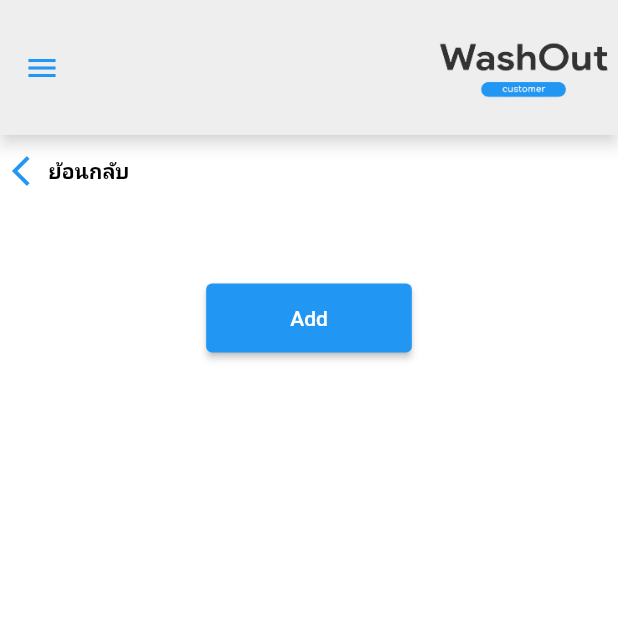
After one commit to LoveYou-5555/WashOut, a Flutter app: the LoginMerchantPage screen opened directly, on a phone screen of 412 x 824 dp, the top half of it. The commit adds this screen. Run offline on Flutter 3.47's test engine with Material 2 defaults, Android fonts, the light colour scheme and no system bars; our stand-ins replace firebase_auth, flutter_screenutil, form_field_validator; accounts and stored records are empty.

Commit message:
อันใหม่

```diff
--- /dev/null
+++ b/PJ/lib/loginmerchant.dart
@@ -0,0 +1,104 @@
+import 'package:flutter/cupertino.dart';
+import 'package:flutter/material.dart';
+import 'package:flutter_login_page_ui/homepage.dart';
+import 'package:flutter_login_page_ui/searchcarwashid.dart';
+
+class LoginMerchantPage extends StatefulWidget {
+  @override
+  _LoginMerchantPageState createState() => _LoginMerchantPageState();
+}
+
+class _LoginMerchantPageState extends State<LoginMerchantPage>{
+  @override
+   Widget build(BuildContext context) {
+    return Scaffold(
+      backgroundColor: Colors.white,
+      appBar: new AppBar(
+         iconTheme: IconThemeData(
+    color: Colors.blue
+  ),
+        actions: [
+          Image.asset(
+            "assets/logo_1.png",
+            height: 51.0,
+            width: 125.0,
+          ),
+        ],
+        toolbarHeight: 90,
+        backgroundColor: Colors.grey[200],
+        shadowColor: Colors.white,
+      ),
+      drawer: new Drawer(
+        child: ListView(
+          children: <Widget>[
+          new UserAccountsDrawerHeader(accountName: new Text('AAA'), accountEmail: new Text('haha@gmail.com'),currentAccountPicture: new CircleAvatar(
+            backgroundImage: new NetworkImage('url'),
+          ),)
+        ],),
+      ),
+      resizeToAvoidBottomInset: false,
+      body: Column(
+        children: [
+          TextButton(
+            onPressed: () {
+              Navigator.push(context, MaterialPageRoute(builder: (context) {
+                return SearchCarwashIdPage();
+              }));
+            },
+            child: Row(
+              children: [
+                Icon(Icons.arrow_back_ios),
+                Text(
+                  'ย้อนกลับ',
+                  style: TextStyle(
+                      color: Colors.black, fontWeight: FontWeight.bold),
+                )
+              ],
+            ),
+          ),
+          Container(
+            height: 50,
+          ),
+          Expanded(
+            flex: 771,
+            child: Padding(
+              padding: const EdgeInsets.symmetric(horizontal: 30.0),
+              child: Container(
+                child: Column(
+                  children: [
+                    // Row(
+                    //   children: [
+                    //     Text('Car Wash ID',
+                    //         style: TextStyle(
+                    //             fontSize: 35.0, fontWeight: FontWeight.bold)),
+                    //   ],
+                    // ),
+                    // Container(height: 35),
+                    // TextField(
+                    //   decoration: InputDecoration(
+                    //     border: OutlineInputBorder(),
+                    //     hintText: 'Insert car wash id',
+                    //   ),
+                    // ),
+                    // Container(height: 30),
+                    ElevatedButton(
+                        onPressed: () {
+                          // Navigator.push(context, MaterialPageRoute(builder: (context){
+                          //   return ;
+                          // }));
+                        },
+                        child: Padding(
+                          padding: const EdgeInsets.symmetric(
+                              horizontal: 40.0, vertical: 15.0),
+                          child: Text('Add'),
+                        ))
+                  ],
+                ),
+              ),
+            ),
+          )
+        ],
+      ),
+    );
+  }
+}
--- a/PJ/lib/main.dart
+++ b/PJ/lib/main.dart
@@ -148,6 +148,28 @@ class _MyAppState extends State<MyApp> {
                             },
                           ),
                         ],
+                      ),
+                      Row(
+                        mainAxisAlignment: MainAxisAlignment.center,
+                        children: [
+                          Text(
+                            "You're Merchant?",
+                            style: TextStyle(color: Colors.grey),
+                          ),
+                          TextButton(
+                            child: Text("Login Merchant"),
+                            onPressed: () {
+                              Navigator.push(
+                                context,
+                                MaterialPageRoute(
+                                  builder: (Context) {
+                                    return RegisterPage();
+                                  },
+                                ),
+                              );
+                            },
+                          ),
+                        ],
                       )
                     ],
                   ),
```
Also changed, not shown: 1 other file.
